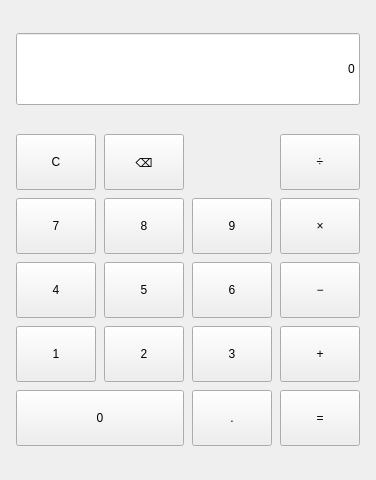
Old version of the form src/mainwindow.ui in the repository jinyu918/qt-widgets-widgets-calculator.
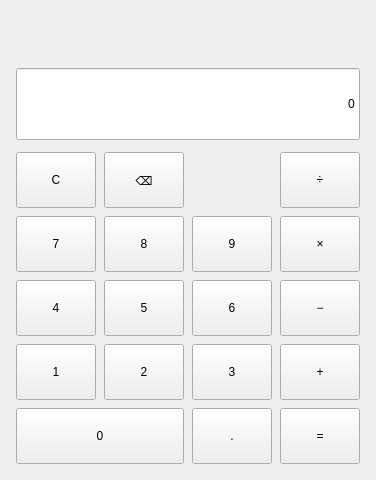
New version of the form.

Commit message: feat(ui): show pending calculator operation

Patch:
```diff
--- a/src/mainwindow.ui
+++ b/src/mainwindow.ui
@@ -28,6 +28,22 @@
     <property name="spacing">
      <number>12</number>
     </property>
+    <item>
+     <widget class="QLabel" name="operationLabel">
+      <property name="minimumSize">
+       <size>
+        <width>0</width>
+        <height>24</height>
+       </size>
+      </property>
+      <property name="alignment">
+       <set>Qt::AlignRight|Qt::AlignTrailing|Qt::AlignVCenter</set>
+      </property>
+      <property name="text">
+       <string/>
+      </property>
+     </widget>
+    </item>
     <item>
      <widget class="QLineEdit" name="displayEdit">
       <property name="minimumSize">
```
The commit also changes 7 other files.
